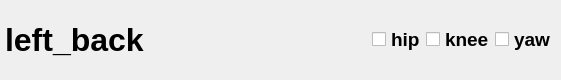
This is dragon_visualization/rqt_plot_entire/src/rqt_plot_entire/rqt_plot_lb/resource/plot.ui in zz19930617/dragon_visualization as Qt 5 draws it before an edit. The edited form follows.
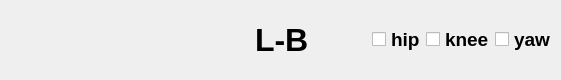
This is the edited form.

Patch:
```diff
--- a/dragon_visualization/rqt_plot_entire/src/rqt_plot_entire/rqt_plot_lb/resource/plot.ui
+++ b/dragon_visualization/rqt_plot_entire/src/rqt_plot_entire/rqt_plot_lb/resource/plot.ui
@@ -49,6 +49,58 @@
      <property name="bottomMargin">
       <number>5</number>
      </property>
+     <item>
+      <spacer name="horizontalSpacer_5">
+       <property name="orientation">
+        <enum>Qt::Horizontal</enum>
+       </property>
+       <property name="sizeHint" stdset="0">
+        <size>
+         <width>40</width>
+         <height>20</height>
+        </size>
+       </property>
+      </spacer>
+     </item>
+     <item>
+      <spacer name="horizontalSpacer_4">
+       <property name="orientation">
+        <enum>Qt::Horizontal</enum>
+       </property>
+       <property name="sizeHint" stdset="0">
+        <size>
+         <width>40</width>
+         <height>20</height>
+        </size>
+       </property>
+      </spacer>
+     </item>
+     <item>
+      <spacer name="horizontalSpacer_3">
+       <property name="orientation">
+        <enum>Qt::Horizontal</enum>
+       </property>
+       <property name="sizeHint" stdset="0">
+        <size>
+         <width>40</width>
+         <height>20</height>
+        </size>
+       </property>
+      </spacer>
+     </item>
+     <item>
+      <spacer name="horizontalSpacer_2">
+       <property name="orientation">
+        <enum>Qt::Horizontal</enum>
+       </property>
+       <property name="sizeHint" stdset="0">
+        <size>
+         <width>40</width>
+         <height>20</height>
+        </size>
+       </property>
+      </spacer>
+     </item>
      <item>
       <widget class="QLabel" name="label">
        <property name="font">
@@ -59,12 +111,12 @@
         </font>
        </property>
        <property name="text">
-        <string>left_back</string>
+        <string>L-B</string>
        </property>
       </widget>
      </item>
      <item>
-      <spacer name="horizontalSpacer_2">
+      <spacer name="horizontalSpacer">
        <property name="orientation">
         <enum>Qt::Horizontal</enum>
        </property>
```
